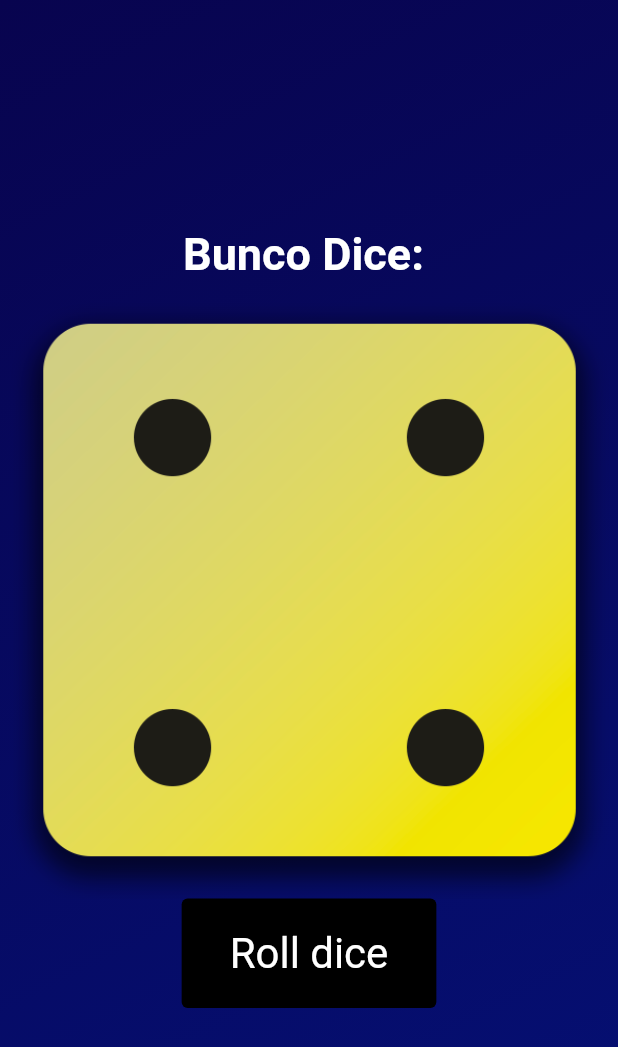
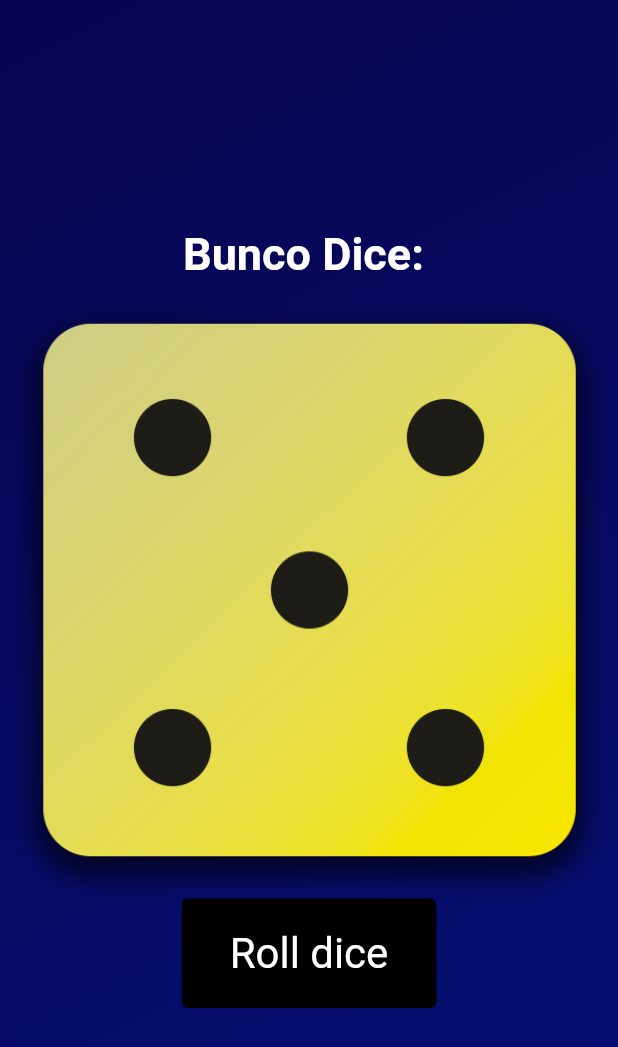
Before and after one commit to ntwari-egide/dice-app-flutter, a Flutter app: the screen it shows after launch, after a tap on "Roll dice", on a phone screen of 412 x 824 dp. Shown: the top 1047 px of the screen. Run offline on Flutter 3.47's test engine with Material 2 defaults, Android fonts, the phone set to English and light mode, and no system bars.

```diff
--- a/lib/dice_roller.dart
+++ b/lib/dice_roller.dart
@@ -1,5 +1,4 @@
-import 'dart:ffi';
-
+import 'dart:math';
 import 'package:flutter/material.dart';
 
 class DiceRoller extends StatefulWidget {
@@ -16,16 +15,14 @@ class DiceRoller extends StatefulWidget {
 
 class _DiceRollerState extends State<DiceRoller> {
 
-  var activeImage = 'assets/images/dice-3.png';
-  var isRolled = false;
+  var rolledNumber = 1;
 
   // defining functions
   // implement changing dice image algorithm
   void rollDice() {
     //setting new state
     setState(() {
-      activeImage = 'assets/images/dice-4.png';
-      isRolled = true;
+      rolledNumber = Random().nextInt(6) + 1; // between 1 and 6
     });
   }
 
@@ -42,7 +39,7 @@ class _DiceRollerState extends State<DiceRoller> {
                 fontWeight: FontWeight.bold,
               ),
             ),
-            Image.asset(activeImage),
+            Image.asset('assets/images/dice-$rolledNumber.png',),
             TextButton(
               onPressed: rollDice,
               style: TextButton.styleFrom(
```
